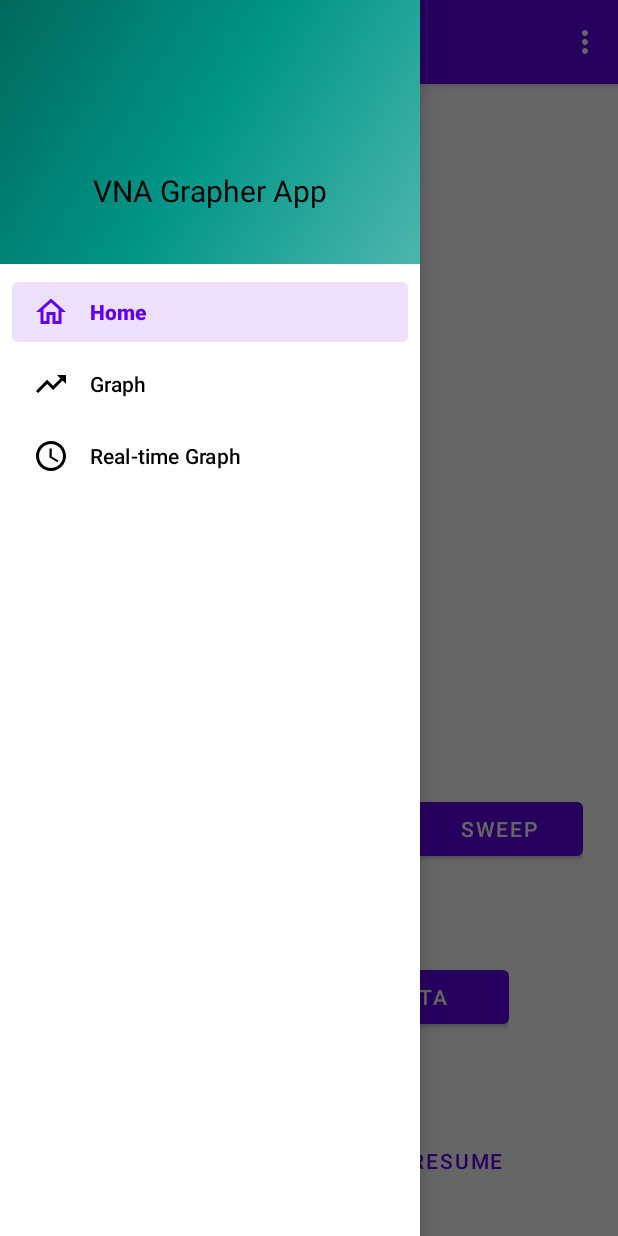
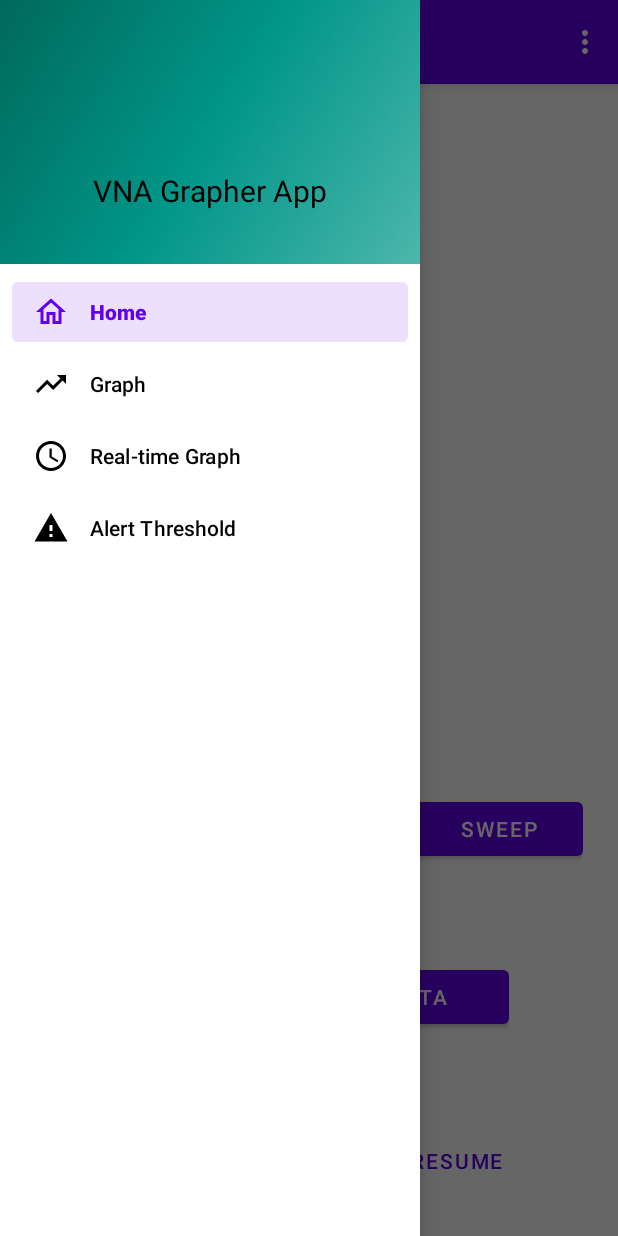
Before and after one commit to JackTNorris/VNAGrapher, an Android app: the screen it shows after launch (MainActivity), with the side drawer open, on a phone screen of 412 x 824 dp. Run offline under Robolectric (Android 15) with nearby library versions, the phone set to English and light mode, and no system bars; our stand-ins replace navigation-ui; libraries missing offline, so code that uses them is left out: com.github.mikephil.charting.

Commit message:
boilerplate nav for the alert threshold

```diff
--- a/app/src/main/java/com/example/vnagrapher/MainActivity.kt
+++ b/app/src/main/java/com/example/vnagrapher/MainActivity.kt
@@ -91,7 +91,8 @@ class MainActivity : AppCompatActivity() {
             setOf(
                 R.id.nav_home,
                 R.id.nav_graph,
-                R.id.nav_realtime_graph
+                R.id.nav_realtime_graph,
+                R.id.nav_alert_threshold
             ), drawerLayout
         )
         setupActionBarWithNavController(navController, appBarConfiguration)
--- /dev/null
+++ b/app/src/main/res/drawable/ic_menu_alert_threshold.xml
@@ -0,0 +1,5 @@
+<vector android:height="24dp" android:tint="#000000"
+    android:viewportHeight="24" android:viewportWidth="24"
+    android:width="24dp" xmlns:android="http://schemas.android.com/apk/res/android">
+    <path android:fillColor="@android:color/white" android:pathData="M1,21h22L12,2 1,21zM13,18h-2v-2h2v2zM13,14h-2v-4h2v4z"/>
+</vector>
--- /dev/null
+++ b/app/src/main/res/layout/fragment_alert_threshold.xml
@@ -0,0 +1,6 @@
+<?xml version="1.0" encoding="utf-8"?>
+<androidx.constraintlayout.widget.ConstraintLayout xmlns:android="http://schemas.android.com/apk/res/android"
+    android:layout_width="match_parent"
+    android:layout_height="match_parent">
+
+</androidx.constraintlayout.widget.ConstraintLayout>
--- a/app/src/main/res/menu/activity_main_drawer.xml
+++ b/app/src/main/res/menu/activity_main_drawer.xml
@@ -16,5 +16,10 @@
             android:id="@+id/nav_realtime_graph"
             android:icon="@drawable/ic_menu_realtime"
             android:title="@string/menu_realtime_graph" />
+
+        <item
+            android:id="@+id/nav_alert_threshold"
+            android:icon="@drawable/ic_menu_alert_threshold"
+            android:title="@string/menu_alert_threshold" />
     </group>
 </menu>
--- a/app/src/main/res/navigation/mobile_navigation.xml
+++ b/app/src/main/res/navigation/mobile_navigation.xml
@@ -20,4 +20,9 @@
         android:name="com.example.vnagrapher.ui.realtime_graph.RealtimeGraphFragment"
         android:label="@string/menu_realtime_graph"
         tools:layout="@layout/fragment_realtime_graph" />
+    <fragment
+        android:id="@+id/nav_alert_threshold"
+        android:name="com.example.vnagrapher.ui.alert_threshold.AlertThresholdFragment"
+        android:label="@string/menu_alert_threshold"
+        tools:layout="@layout/fragment_alert_threshold" />
 </navigation>
--- a/app/src/main/res/values/strings.xml
+++ b/app/src/main/res/values/strings.xml
@@ -16,4 +16,5 @@
 
     <string name="nav_header_title">VNA Grapher App</string>
 
+    <string name="menu_alert_threshold">Alert Threshold</string>
 </resources>
```
Also changed, not shown: app/src/main/java/com/example/vnagrapher/ui/alert_threshold/AlertThresholdFragment.kt (added, +51 -0 lines), app/src/main/java/com/example/vnagrapher/ui/alert_threshold/AlertThresholdViewModel.kt (added, +11 -0 lines).
